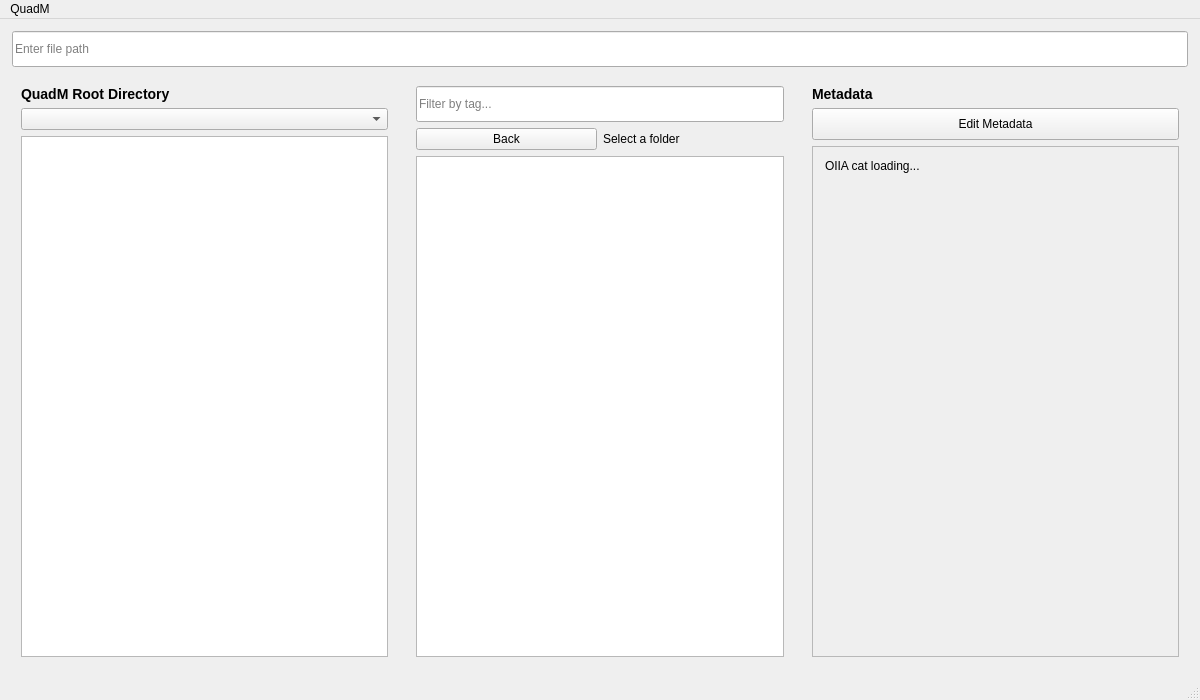
The window that code/src/QuadMGUI/mainwindow.ui (University-of-Colorado-Anschutz-Denver/CSCI-3508-Group-6) describes before a commit, drawn with Qt 5.
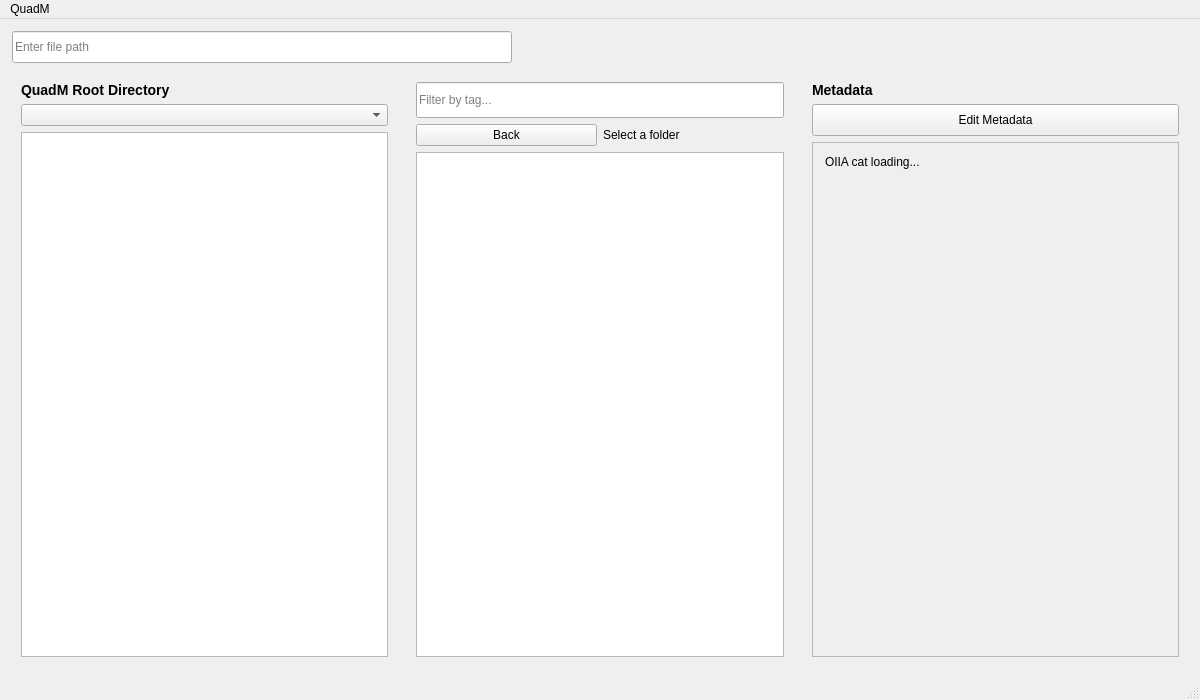
The same window after the commit.

The edit to the form file:
```diff
--- a/code/src/QuadMGUI/mainwindow.ui
+++ b/code/src/QuadMGUI/mainwindow.ui
@@ -30,12 +30,21 @@
     <property name="bottomMargin">
      <number>12</number>
     </property>
+
+    <item>
+     <layout class="QHBoxLayout" name="searchHeaderLayout">
     <item>
      <widget class="QLineEdit" name="filePathSearchBar">
       <property name="minimumSize">
        <size>
-        <width>0</width>
-        <height>36</height>
+          <width>300</width>
+          <height>32</height>
+         </size>
+        </property>
+        <property name="maximumSize">
+         <size>
+          <width>500</width>
+          <height>32</height>
        </size>
       </property>
       <property name="placeholderText">
@@ -47,6 +56,25 @@
      </widget>
     </item>
     <item>
+       <spacer name="searchHeaderSpacer">
+        <property name="orientation">
+         <enum>Qt::Orientation::Horizontal</enum>
+        </property>
+        <property name="sizeType">
+         <enum>QSizePolicy::Policy::Expanding</enum>
+        </property>
+        <property name="sizeHint" stdset="0">
+         <size>
+          <width>40</width>
+          <height>20</height>
+         </size>
+        </property>
+       </spacer>
+      </item>
+     </layout>
+    </item>
+
+    <item>
      <widget class="QWidget" name="contentWidget" native="true">
       <layout class="QHBoxLayout" name="contentLayout">
        <property name="spacing">
```
Left out of the diff: 7 changed lines with no effect on the pictures. Lines whose indentation alone changed are shown as unchanged.
